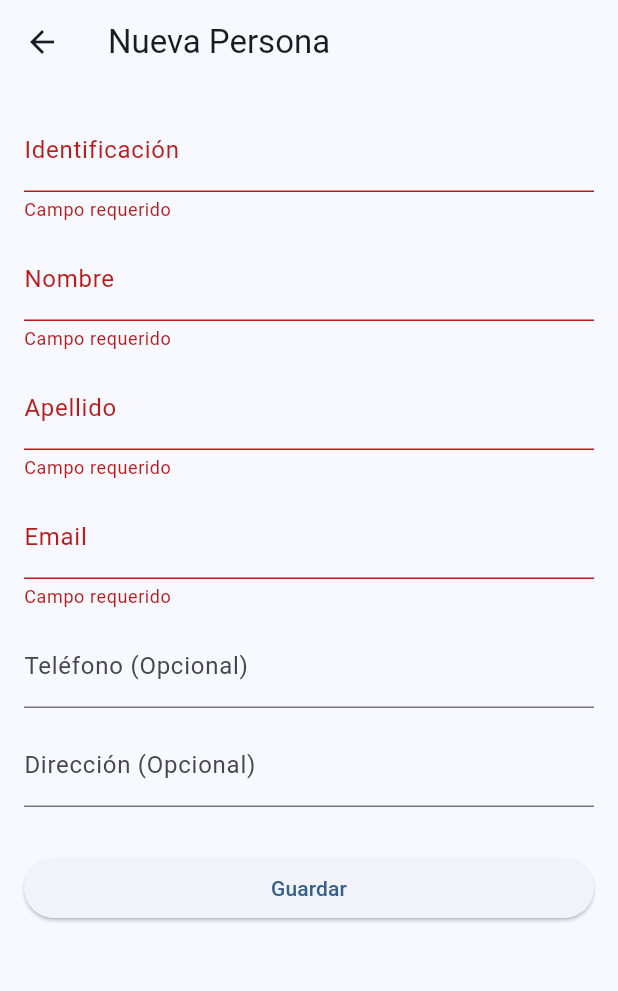
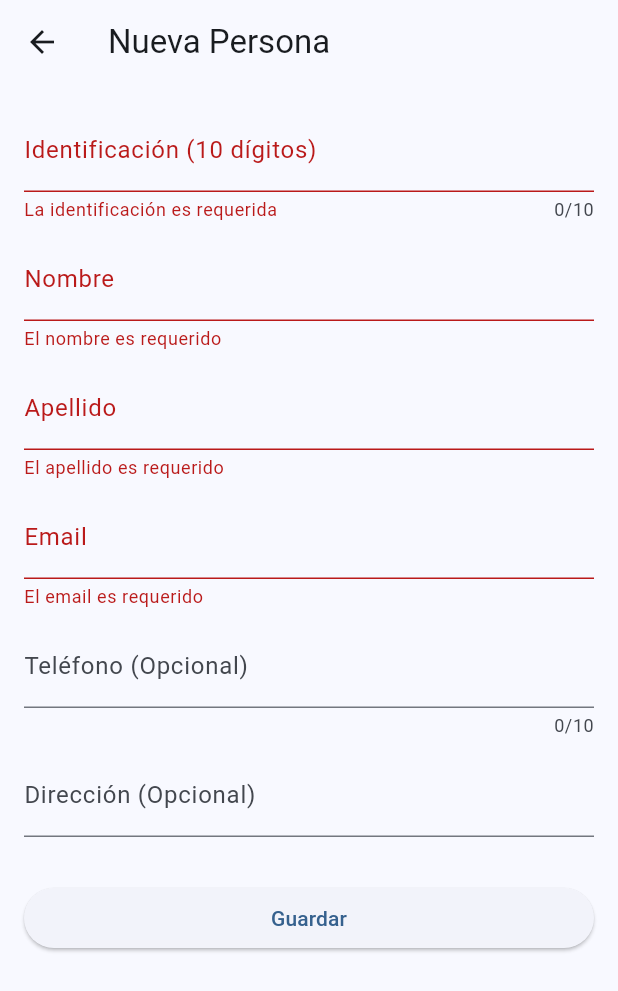
Before and after one commit to CarlosAcosta44/Fluter_crud_personas, a Flutter app: the PersonaFormView screen opened directly, after a tap on "Guardar", on a phone screen of 412 x 824 dp. Shown: the top 991 px of the screen. Run offline on Flutter 3.47's test engine with Material 3 defaults, Android fonts, the phone set to English and light mode, and no system bars; our stand-ins replace get; network calls fail.

Commit message:
feat: implementar validaciones de formulario para identificacion, nombre, apellido, email y telefono

```diff
--- /dev/null
+++ b/lib/validations/persona_validator.dart
@@ -0,0 +1,87 @@
+import 'package:get/get.dart';
+
+class PersonaValidator {
+  /// Validar campo de Identificación (requerido, solo números, exactamente 10 dígitos)
+  static String? validateIdentificacion(String? value) {
+    final trimmed = value?.trim() ?? '';
+    if (trimmed.isEmpty) {
+      return 'La identificación es requerida';
+    }
+    if (!RegExp(r'^\d+$').hasMatch(trimmed)) {
+      return 'La identificación debe contener solo números';
+    }
+    if (trimmed.length != 10) {
+      return 'La identificación debe tener exactamente 10 dígitos';
+    }
+    return null;
+  }
+
+  /// Validar Nombre (requerido, mínimo 2 letras, solo caracteres alfabéticos)
+  static String? validateNombre(String? value) {
+    final trimmed = value?.trim() ?? '';
+    if (trimmed.isEmpty) {
+      return 'El nombre es requerido';
+    }
+    if (trimmed.length < 2) {
+      return 'El nombre debe tener al menos 2 caracteres';
+    }
+    if (!RegExp(r"^[a-zA-ZáéíóúÁÉÍÓÚñÑ\s]+$").hasMatch(trimmed)) {
+      return 'El nombre solo debe contener letras';
+    }
+    return null;
+  }
+
+  /// Validar Apellido (requerido, mínimo 2 letras, solo caracteres alfabéticos)
+  static String? validateApellido(String? value) {
+    final trimmed = value?.trim() ?? '';
+    if (trimmed.isEmpty) {
+      return 'El apellido es requerido';
+    }
+    if (trimmed.length < 2) {
+      return 'El apellido debe tener al menos 2 caracteres';
+    }
+    if (!RegExp(r"^[a-zA-ZáéíóúÁÉÍÓÚñÑ\s]+$").hasMatch(trimmed)) {
+      return 'El apellido solo debe contener letras';
+    }
+    return null;
+  }
+
+  /// Validar Email (requerido, formato de correo válido)
+  static String? validateEmail(String? value) {
+    final trimmed = value?.trim() ?? '';
+    if (trimmed.isEmpty) {
+      return 'El email es requerido';
+    }
+    if (!GetUtils.isEmail(trimmed)) {
+      return 'Ingrese un correo electrónico válido';
+    }
+    return null;
+  }
+
+  /// Validar Teléfono (opcional, entre 7 y 10 dígitos si se ingresa)
+  static String? validateTelefono(String? value) {
+    final trimmed = value?.trim() ?? '';
+    if (trimmed.isEmpty) {
+      return null; // Es opcional
+    }
+    if (!RegExp(r'^\d+$').hasMatch(trimmed)) {
+      return 'El teléfono solo debe contener números';
+    }
+    if (trimmed.length < 7 || trimmed.length > 10) {
+      return 'El teléfono debe tener entre 7 y 10 dígitos';
+    }
+    return null;
+  }
+
+  /// Validar Dirección (opcional, mínimo 5 caracteres si se ingresa)
+  static String? validateDireccion(String? value) {
+    final trimmed = value?.trim() ?? '';
+    if (trimmed.isEmpty) {
+      return null; // Es opcional
+    }
+    if (trimmed.length < 5) {
+      return 'La dirección debe tener al menos 5 caracteres';
+    }
+    return null;
+  }
+}
--- a/lib/views/persona_form_view.dart
+++ b/lib/views/persona_form_view.dart
@@ -2,6 +2,7 @@ import 'package:flutter/material.dart';
 import 'package:get/get.dart';
 import '../controllers/persona_controller.dart';
 import '../models/persona_model.dart';
+import '../validations/persona_validator.dart';
 
 class PersonaFormView extends StatefulWidget {
   final PersonaModel? persona;
@@ -51,12 +52,12 @@ class _PersonaFormViewState extends State<PersonaFormView> {
     if (_formKey.currentState!.validate()) {
       final newPersona = PersonaModel(
         id: widget.persona?.id,
-        identificacion: identificacionCtrl.text,
-        nombre: nombreCtrl.text,
-        apellido: apellidoCtrl.text,
-        email: emailCtrl.text,
-        telefono: telefonoCtrl.text.isNotEmpty ? telefonoCtrl.text : null,
-        direccion: direccionCtrl.text.isNotEmpty ? direccionCtrl.text : null,
+        identificacion: identificacionCtrl.text.trim(),
+        nombre: nombreCtrl.text.trim(),
+        apellido: apellidoCtrl.text.trim(),
+        email: emailCtrl.text.trim(),
+        telefono: telefonoCtrl.text.trim().isNotEmpty ? telefonoCtrl.text.trim() : null,
+        direccion: direccionCtrl.text.trim().isNotEmpty ? direccionCtrl.text.trim() : null,
       );
 
       if (isEditing) {
@@ -81,43 +82,50 @@ class _PersonaFormViewState extends State<PersonaFormView> {
             children: [
               TextFormField(
                 controller: identificacionCtrl,
-                decoration: const InputDecoration(labelText: 'Identificación'),
+                decoration: const InputDecoration(
+                  labelText: 'Identificación (10 dígitos)',
+                  hintText: 'Ej: 1033721059',
+                ),
+                keyboardType: TextInputType.number,
+                maxLength: 10,
                 readOnly: isEditing,
-                validator: (value) => value == null || value.isEmpty ? 'Campo requerido' : null,
+                validator: PersonaValidator.validateIdentificacion,
               ),
               const SizedBox(height: 10),
               TextFormField(
                 controller: nombreCtrl,
                 decoration: const InputDecoration(labelText: 'Nombre'),
-                validator: (value) => value == null || value.isEmpty ? 'Campo requerido' : null,
+                validator: PersonaValidator.validateNombre,
               ),
               const SizedBox(height: 10),
               TextFormField(
                 controller: apellidoCtrl,
                 decoration: const InputDecoration(labelText: 'Apellido'),
-                validator: (value) => value == null || value.isEmpty ? 'Campo requerido' : null,
+                validator: PersonaValidator.validateApellido,
               ),
               const SizedBox(height: 10),
               TextFormField(
                 controller: emailCtrl,
                 decoration: const InputDecoration(labelText: 'Email'),
                 keyboardType: TextInputType.emailAddress,
-                validator: (value) {
-                  if (value == null || value.isEmpty) return 'Campo requerido';
-                  if (!GetUtils.isEmail(value)) return 'Email inválido';
-                  return null;
-                },
+                validator: PersonaValidator.validateEmail,
               ),
               const SizedBox(height: 10),
               TextFormField(
                 controller: telefonoCtrl,
-                decoration: const InputDecoration(labelText: 'Teléfono (Opcional)'),
+                decoration: const InputDecoration(
+                  labelText: 'Teléfono (Opcional)',
+                  hintText: 'Ej: 3144317548',
+                ),
                 keyboardType: TextInputType.phone,
+                maxLength: 10,
+                validator: PersonaValidator.validateTelefono,
               ),
               const SizedBox(height: 10),
               TextFormField(
                 controller: direccionCtrl,
                 decoration: const InputDecoration(labelText: 'Dirección (Opcional)'),
+                validator: PersonaValidator.validateDireccion,
               ),
               const SizedBox(height: 30),
               SizedBox(
```
Also changed, not shown: lib/models/persona_model.dart (line endings or trailing spaces), pubspec.yaml (line endings or trailing spaces).
